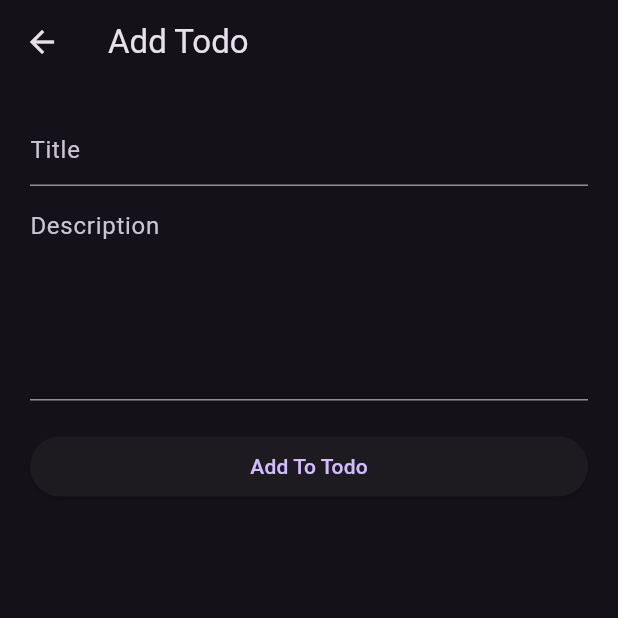
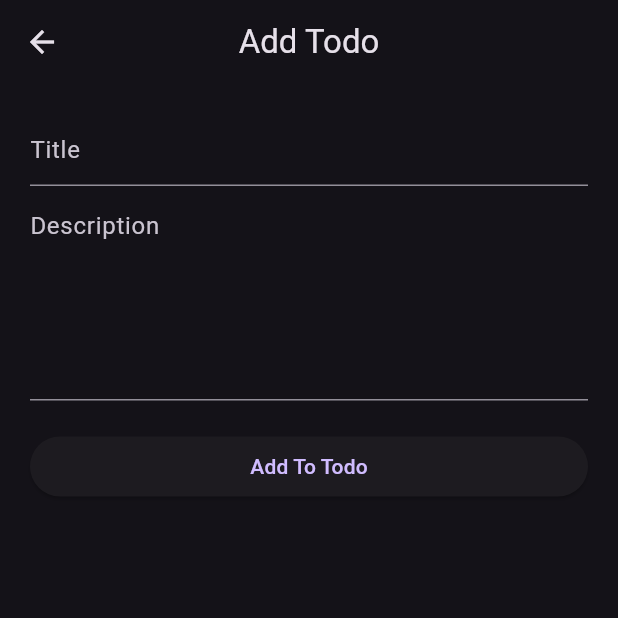
Before and after one commit to VkVedansh/todo_app, a Flutter app: the screen it shows after launch, after a tap on "Add ToDo", on a phone screen of 412 x 824 dp, the top half of it. Run offline on Flutter 3.47's test engine with Material 3 defaults, Android fonts, the phone set to English and light mode, and no system bars; network calls fail.

Commit message:
getting data from apis done

```diff
--- a/lib/pages/add_todo_page.dart
+++ b/lib/pages/add_todo_page.dart
@@ -18,7 +18,7 @@ class _AddTodoPageState extends State<AddTodoPage> {
   @override
   Widget build(BuildContext context) {
     return Scaffold(
-      appBar: AppBar(title: Text("Add Todo")),
+      appBar: AppBar(title: Text("Add Todo"), centerTitle: true),
       body: Padding(
         padding: const EdgeInsets.all(20),
         child: ListView(
@@ -39,6 +39,11 @@ class _AddTodoPageState extends State<AddTodoPage> {
             ElevatedButton(
               onPressed: () {
                 summitdata();
+                if (titlecontroller.text.isEmpty ||
+                    descriptioncontroller.text.isEmpty) {
+                  ShowerrorBanner('PLESE FILL THE REQUIRED FIELDS');
+
+                }
               },
               child: Text("Add To Todo"),
             ),
--- a/lib/pages/todo_list_page.dart
+++ b/lib/pages/todo_list_page.dart
@@ -1,5 +1,8 @@
+import 'dart:convert';
+
 import 'package:flutter/material.dart';
 import 'package:todo_app/pages/add_todo_page.dart';
+import 'package:http/http.dart' as http;
 
 class TodoListPage extends StatefulWidget {
   const TodoListPage({super.key});
@@ -9,10 +12,29 @@ class TodoListPage extends StatefulWidget {
 }
 
 class _TodoListPageState extends State<TodoListPage> {
+  List items = [];
+  //*init state to automatically load data
+  @override
+  void initState() {
+    super.initState();
+    fetchTodo();
+  }
+
   @override
   Widget build(BuildContext context) {
     return Scaffold(
-      appBar: AppBar(title: Text("Todo")),
+      appBar: AppBar(title: Text("Todo"), centerTitle: true, elevation: 2),
+      body: ListView.builder(
+        itemCount: items.length,
+        itemBuilder: (context, index) {
+          final item = items[index] as Map;
+          return ListTile(
+            leading: CircleAvatar(child: Text('${index + 1}')),
+            title: Text(item['title']),
+            subtitle: Text(item['description']),
+          );
+        },
+      ),
       floatingActionButton: FloatingActionButton.extended(
         onPressed: () {
           Navigator.push(
@@ -24,4 +46,18 @@ class _TodoListPageState extends State<TodoListPage> {
       ),
     );
   }
+
+  Future<void> fetchTodo() async {
+    final url = "https://api.nstack.in/v1/todos?page=1&limit=10";
+    final uri = Uri.parse(url);
+    final response = await http.get(uri);
+    if (response.statusCode == 200) {
+      final json = jsonDecode(response.body) as Map;
+      final result = json['items'] as List;
+      setState(() {
+        items = result;
+      });
+    } else
+      print("error");
+  }
 }
```
